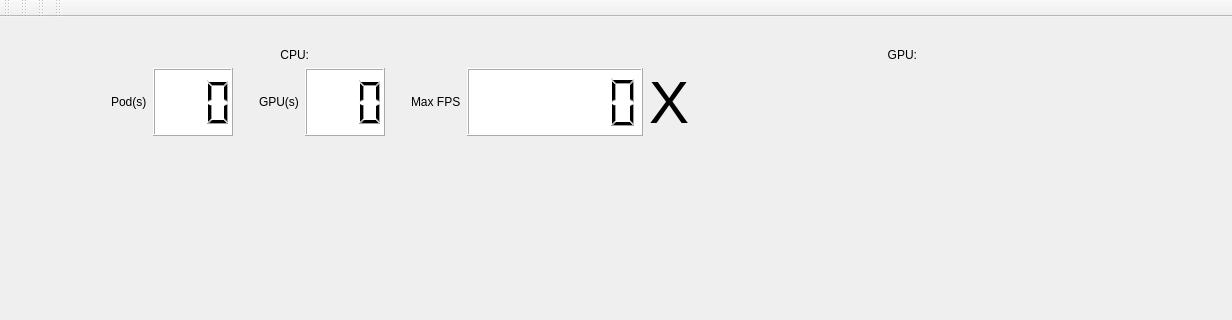
Qt form apps/cloud_inference/client_app/perf_chart.ui (japarada/MIVisionX) before a commit; both pictures show x 0 to 1232 and y 0 to 320 of the 1232 by 940 pixel window.
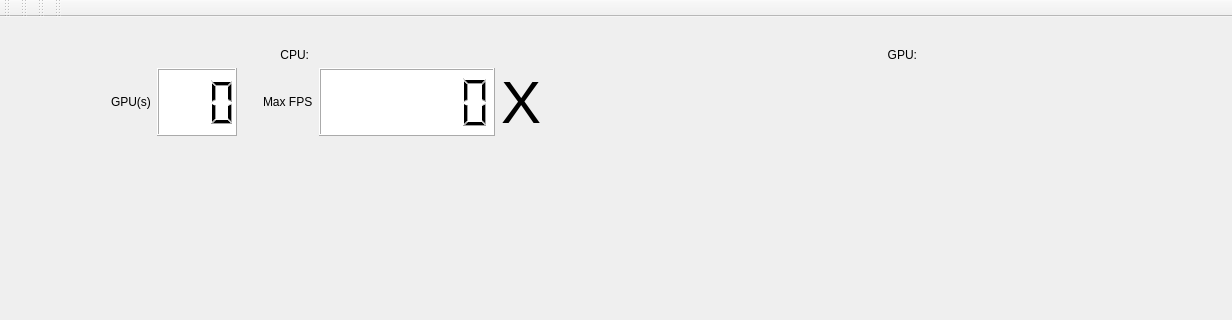
The same form after that commit. Icons and pictures are not drawn. Custom widgets are drawn as their Qt base class.

Patch:
```diff
--- a/apps/cloud_inference/client_app/perf_chart.ui
+++ b/apps/cloud_inference/client_app/perf_chart.ui
@@ -179,72 +179,6 @@
             </property>
            </spacer>
           </item>
-          <item>
-           <layout class="QHBoxLayout" name="horizontalLayout_2">
-            <item>
-             <widget class="QLabel" name="Pods">
-              <property name="sizePolicy">
-               <sizepolicy hsizetype="Fixed" vsizetype="Fixed">
-                <horstretch>0</horstretch>
-                <verstretch>0</verstretch>
-               </sizepolicy>
-              </property>
-              <property name="styleSheet">
-               <string notr="true">color: rgb(0, 0, 0);
-font: 75 36pt &quot;Ubuntu&quot;;</string>
-              </property>
-              <property name="text">
-               <string>Pod(s)</string>
-              </property>
-              <property name="textFormat">
-               <enum>Qt::AutoText</enum>
-              </property>
-              <property name="alignment">
-               <set>Qt::AlignBottom|Qt::AlignLeading|Qt::AlignLeft</set>
-              </property>
-             </widget>
-            </item>
-            <item>
-             <widget class="QLCDNumber" name="pods_lcdNumber">
-              <property name="sizePolicy">
-               <sizepolicy hsizetype="Fixed" vsizetype="Minimum">
-                <horstretch>0</horstretch>
-                <verstretch>0</verstretch>
-               </sizepolicy>
-              </property>
-              <property name="maximumSize">
-               <size>
-                <width>80</width>
-                <height>16777215</height>
-               </size>
-              </property>
-              <property name="styleSheet">
-               <string notr="true">background-color: rgb(255, 255, 255);
-color: rgb(0, 0, 0);</string>
-              </property>
-              <property name="digitCount">
-               <number>3</number>
-              </property>
-             </widget>
-            </item>
-           </layout>
-          </item>
-          <item>
-           <spacer name="horizontalSpacer_3">
-            <property name="orientation">
-             <enum>Qt::Horizontal</enum>
-            </property>
-            <property name="sizeType">
-             <enum>QSizePolicy::Fixed</enum>
-            </property>
-            <property name="sizeHint" stdset="0">
-             <size>
-              <width>20</width>
-              <height>20</height>
-             </size>
-            </property>
-           </spacer>
-          </item>
           <item>
            <layout class="QHBoxLayout" name="horizontalLayout_3">
             <item>
```
